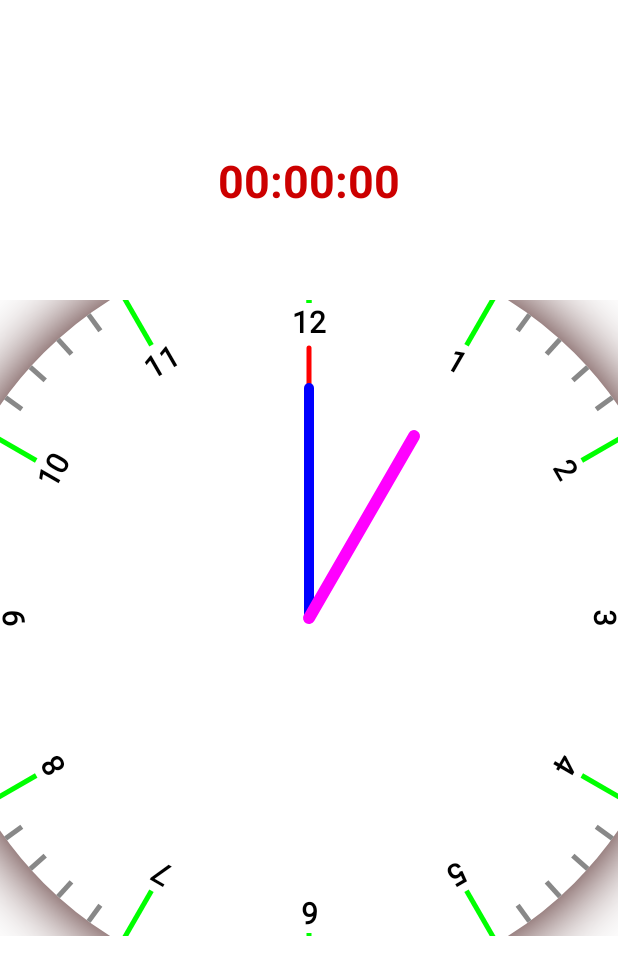
After one commit to kalyan4812/AndroidCanvas, an Android app: the layout activity_clock.xml on its own in the app's theme, with its tools: preview values and no code run, on a phone screen of 412 x 824 dp. The commit adds this screen. Shown: the top 975 px of the screen. Run offline under Robolectric (Android 15) with nearby library versions, the phone set to English and light mode, and no system bars.

Commit message:
added_clock_view

```diff
--- a/app/src/main/AndroidManifest.xml
+++ b/app/src/main/AndroidManifest.xml
@@ -12,6 +12,13 @@
         android:supportsRtl="true"
         android:theme="@style/Theme.AndroidCanvas"
         tools:targetApi="31">
+        <activity
+            android:name=".Clock.ClockActivity"
+            android:exported="false">
+            <meta-data
+                android:name="android.app.lib_name"
+                android:value="" />
+        </activity>
         <activity
             android:name=".Shapes.CustomShapeActivity"
             android:exported="false">
@@ -29,8 +36,6 @@
         <activity
             android:name=".BallGame.SecondActivity"
             android:exported="true">
-
-
             <meta-data
                 android:name="android.app.lib_name"
                 android:value="" />
--- /dev/null
+++ b/app/src/main/java/com/example/androidcanvas/Clock/ClockActivity.kt
@@ -0,0 +1,39 @@
+package com.example.androidcanvas.Clock
+
+import android.icu.text.NumberFormat
+import android.os.Bundle
+import android.widget.TextView
+import androidx.appcompat.app.AppCompatActivity
+import com.example.androidcanvas.R
+import java.util.*
+import kotlin.concurrent.timer
+
+
+class ClockActivity : AppCompatActivity() {
+    private lateinit var clockView: ClockView
+
+    override fun onCreate(savedInstanceState: Bundle?) {
+        super.onCreate(savedInstanceState)
+        /*for customview use below line and comment others
+        setContentView(CustomView(this))*/
+        setContentView(R.layout.activity_clock)
+        clockView = findViewById(R.id.clockView)
+        val format = java.text.NumberFormat.getInstance()
+        format.setMinimumIntegerDigits(2)
+        timer(initialDelay = 0L, period = 1000L) {
+            val time = System.currentTimeMillis()
+            val calendar = Calendar.getInstance()
+            calendar.timeInMillis = time
+            val sec = calendar.get(Calendar.SECOND)
+            val min = calendar.get(Calendar.MINUTE)
+            val hrs = calendar.get(Calendar.HOUR)
+            runOnUiThread {
+                findViewById<TextView>(R.id.time).setText(
+                    format.format(hrs)
+                        .toString() + " : " + format.format(min) + " : " + format.format(sec)
+                )
+            }
+            clockView.updateView(sec.toFloat(), min.toFloat(), hrs.toFloat())
+        }
+    }
+}
--- /dev/null
+++ b/app/src/main/java/com/example/androidcanvas/Clock/ClockView.kt
@@ -0,0 +1,182 @@
+package com.example.androidcanvas.Clock
+
+
+import android.content.Context
+import android.graphics.Canvas
+import android.graphics.Color
+import android.graphics.Paint
+import android.util.AttributeSet
+import android.view.View
+import androidx.annotation.Nullable
+import androidx.core.graphics.withRotation
+import kotlin.math.cos
+import kotlin.math.sin
+
+
+class ClockView : View {
+
+    constructor(context: Context?) : super(context) {
+
+    }
+
+    constructor(context: Context?, @Nullable attrs: AttributeSet?) : super(context, attrs) {
+
+    }
+
+    constructor(context: Context?, @Nullable attrs: AttributeSet?, defStyleAttr: Int) : super(
+        context,
+        attrs,
+        defStyleAttr
+    ) {
+    }
+
+
+    constructor(
+        context: Context?,
+        @Nullable attrs: AttributeSet?,
+        defStyleAttr: Int,
+        defStyleRes: Int
+    ) : super(context, attrs, defStyleAttr, defStyleRes) {
+    }
+
+    var cx = width.toFloat() / 2
+    var cy = height.toFloat()
+    var angle = 0f
+    val centerVisibleWeight = 0
+    val minTime = 0
+    val maxTime = 60
+    override fun onDraw(canvas: Canvas?) {
+        super.onDraw(canvas)
+        canvas?.let {
+            cx = width.toFloat() / 2
+            cy = height.toFloat() / 2
+            val radius = 350f
+            val scalewidth = 50f
+            val outerRadius = radius + scalewidth / 2
+            radius - scalewidth / 2
+
+            it.drawCircle(cx, cy, radius, Paint().apply {
+                flags = Paint.ANTI_ALIAS_FLAG
+                strokeWidth = scalewidth
+                color = Color.WHITE
+                style = Paint.Style.FILL_AND_STROKE
+                setShadowLayer(60f, 0f, 0f, Color.rgb(50, 0, 0))
+            })
+
+            // draw lines
+
+            angle = 0f
+            for (currentTime in minTime..maxTime) {
+                val angleForEachLineInRad =
+                    (angle - 90) * (Math.PI / 180).toFloat()
+                var lineColor = Color.WHITE
+                var lineLength = 20f
+                angle += 6
+                when {
+                    currentTime % 5 == 0 -> {
+                        lineColor = Color.GREEN
+                        lineLength = 60f
+                        if (currentTime != 0)
+                            showTimeNumber(
+                                currentTime / 5,
+                                it,
+                                angleForEachLineInRad,
+                                outerRadius,
+                                cx,
+                                cy,
+                                lineLength
+                            )
+                    }
+                    else -> {
+                        lineColor = Color.GRAY
+                        lineLength = 20f
+                    }
+                }
+                val lineStartX = (outerRadius - lineLength) * cos(angleForEachLineInRad) + cx
+                val lineStartY = (outerRadius - lineLength) * sin(angleForEachLineInRad) + cy
+                val lineEndX = (outerRadius) * cos(angleForEachLineInRad) + cx
+                val lineEndY = (outerRadius) * sin(angleForEachLineInRad) + cy
+
+                it.drawLine(lineStartX, lineStartY, lineEndX, lineEndY, Paint().apply {
+                    flags = Paint.ANTI_ALIAS_FLAG
+                    color = lineColor
+                    strokeWidth = 5f
+                })
+
+            }
+
+            // show arrows from middle.
+
+            // seconds
+            it.withRotation(degrees = seconds * (360f / 60f), cx, cy) {
+                this.drawLine(cx, cy, cx, cy - radius + 60f + 20f, Paint().apply {
+                    flags = Paint.ANTI_ALIAS_FLAG
+                    color = Color.RED
+                    strokeWidth = 5f
+                    strokeCap = Paint.Cap.ROUND
+                })
+            }
+
+            // minutes
+            it.withRotation(degrees = minutes * (360f / 60f), cx, cy) {
+                this.drawLine(cx, cy, cx, cy - radius + 120f, Paint().apply {
+                    flags = Paint.ANTI_ALIAS_FLAG
+                    color = Color.BLUE
+                    strokeWidth = 10f
+                    strokeCap = Paint.Cap.ROUND
+                })
+            }
+
+            // hours
+            it.withRotation((hours + 1) * (360f / 12f), cx, cy) {
+                this.drawLine(cx, cy, cx, cy - radius + 140f, Paint().apply {
+                    flags = Paint.ANTI_ALIAS_FLAG
+                    color = Color.MAGENTA
+                    strokeWidth = 12f
+                    strokeCap = Paint.Cap.ROUND
+                })
+            }
+
+
+        }
+    }
+
+
+    private fun showTimeNumber(
+        currentTime: Int,
+        it: Canvas,
+        angleForEachLineInRad: Float,
+        outerRadius: Float,
+        cx: Float,
+        cy: Float,
+        lineLength: Float
+    ) {
+        val x = (outerRadius - lineLength - 30f) * cos(angleForEachLineInRad) + cx
+        val y = (outerRadius - lineLength - 30f) * sin(angleForEachLineInRad) + cy
+        it.withRotation(
+            angleForEachLineInRad * (180f / Math.PI.toFloat()) + 90f,
+            pivotX = x, pivotY = y
+        ) {
+            it.drawText(currentTime.toString(),
+                x, y,
+                Paint().apply {
+                    flags = Paint.ANTI_ALIAS_FLAG
+                    textSize = 30f
+                    textAlign = Paint.Align.CENTER
+                    textAlign=Paint.Align.CENTER
+                    isFakeBoldText=true
+                })
+        }
+    }
+
+    private var seconds = 0f
+    private var minutes = 0f
+    private var hours = 0f
+    fun updateView(sec: Float, min: Float, hrs: Float) {
+        seconds = sec
+        minutes = min
+        hours = hrs
+        invalidate()
+    }
+
+}
--- a/app/src/main/java/com/example/androidcanvas/MainActivity.kt
+++ b/app/src/main/java/com/example/androidcanvas/MainActivity.kt
@@ -5,6 +5,7 @@ import android.os.Bundle
 import android.view.View
 import androidx.appcompat.app.AppCompatActivity
 import com.example.androidcanvas.BallGame.SecondActivity
+import com.example.androidcanvas.Clock.ClockActivity
 import com.example.androidcanvas.Shapes.CustomShapeActivity
 import com.example.androidcanvas.WeightPicker.WeightPickerActivity
 
@@ -33,4 +34,8 @@ class MainActivity : AppCompatActivity() {
         startActivity(Intent(this, activity).addFlags(Intent.FLAG_ACTIVITY_CLEAR_TASK))
     }
 
+    fun launchClockView(view: View) {
+        startActivity(ClockActivity::class.java)
+    }
+
 }
--- /dev/null
+++ b/app/src/main/res/layout/activity_clock.xml
@@ -0,0 +1,31 @@
+<?xml version="1.0" encoding="utf-8"?>
+<androidx.constraintlayout.widget.ConstraintLayout xmlns:android="http://schemas.android.com/apk/res/android"
+    xmlns:app="http://schemas.android.com/apk/res-auto"
+    xmlns:tools="http://schemas.android.com/tools"
+    android:layout_width="match_parent"
+    android:layout_height="match_parent"
+    tools:context=".Clock.ClockActivity">
+
+    <TextView
+        android:layout_width="wrap_content"
+        android:layout_height="wrap_content"
+        app:layout_constraintTop_toTopOf="parent"
+        app:layout_constraintStart_toStartOf="parent"
+        app:layout_constraintEnd_toEndOf="parent"
+        android:id="@+id/time"
+        android:textStyle="bold"
+        android:text="00:00:00"
+        android:textSize="30sp"
+        android:layout_marginTop="100dp"
+        android:textColor="@android:color/holo_red_dark"
+        />
+    <com.example.androidcanvas.Clock.ClockView
+        android:id="@+id/clockView"
+        android:layout_width="match_parent"
+        android:layout_marginTop="200dp"
+        android:layout_height="match_parent"
+        android:clickable="true"
+        android:layout_marginBottom="200dp"
+        android:focusable="true"
+        />
+</androidx.constraintlayout.widget.ConstraintLayout>
--- a/app/src/main/res/layout/activity_main.xml
+++ b/app/src/main/res/layout/activity_main.xml
@@ -47,4 +47,16 @@
         app:layout_constraintEnd_toEndOf="parent"
         app:layout_constraintStart_toStartOf="parent"
         app:layout_constraintTop_toBottomOf="@id/b2" />
+    <Button
+        android:id="@+id/b4"
+        android:layout_width="match_parent"
+        android:layout_height="wrap_content"
+        android:layout_marginTop="30dp"
+        android:onClick="launchClockView"
+        android:text="ClockView"
+        android:textSize="20sp"
+        android:textStyle="bold"
+        app:layout_constraintEnd_toEndOf="parent"
+        app:layout_constraintStart_toStartOf="parent"
+        app:layout_constraintTop_toBottomOf="@id/b3" />
 </androidx.constraintlayout.widget.ConstraintLayout>
```
